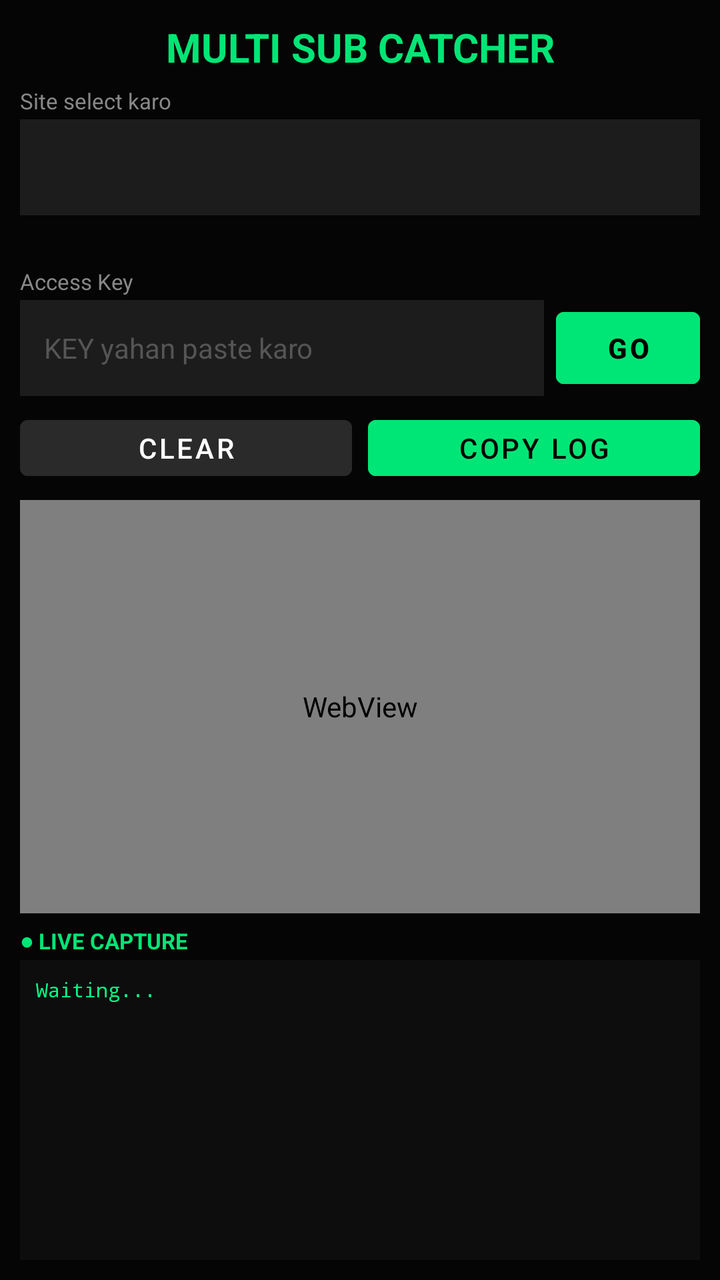
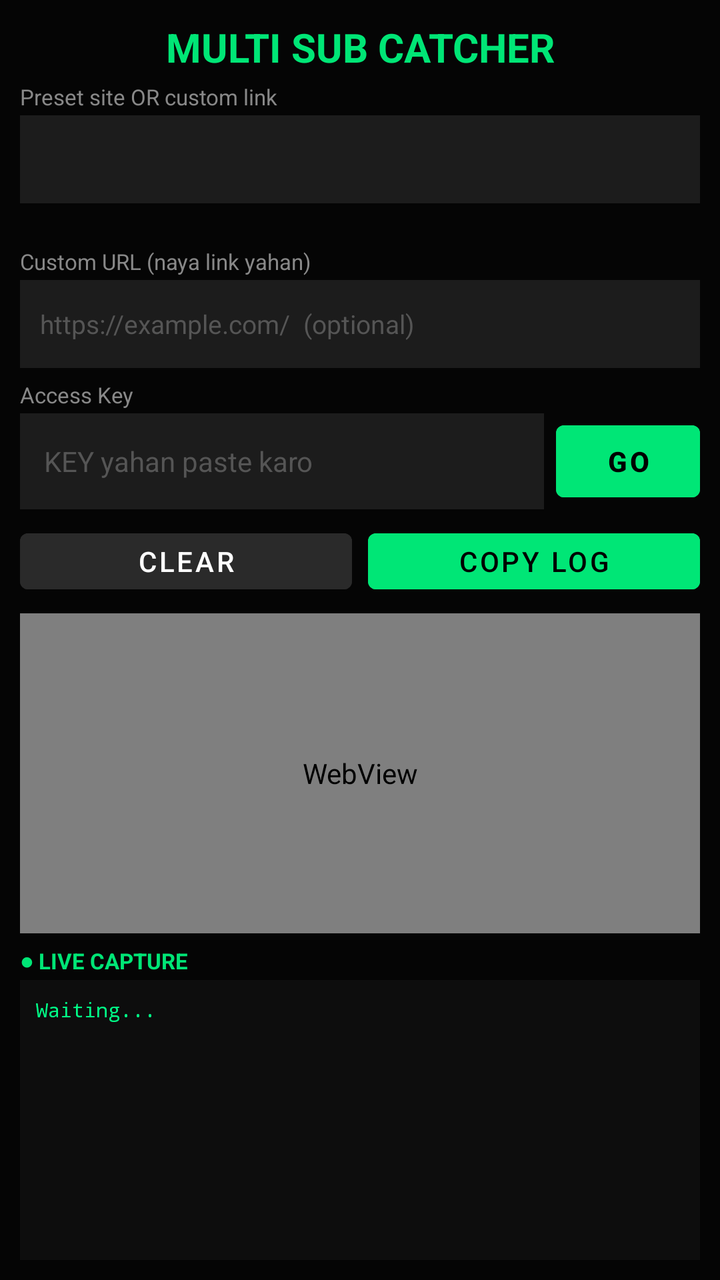

Screens rendered from an Android XML layout before and after an edit, with the pre-edit source and the edit as a unified diff.
<!-- AndroidManifest.xml: application theme Theme.PhantomCatcher -->
<!-- res/layout/activity_main.xml -->
<?xml version="1.0" encoding="utf-8"?>
<LinearLayout xmlns:android="http://schemas.android.com/apk/res/android"
    android:layout_width="match_parent"
    android:layout_height="match_parent"
    android:orientation="vertical"
    android:background="#050505"
    android:padding="10dp">

    <TextView
        android:layout_width="match_parent"
        android:layout_height="wrap_content"
        android:text="MULTI SUB CATCHER"
        android:textColor="#00E676"
        android:textSize="20sp"
        android:textStyle="bold"
        android:gravity="center"
        android:paddingBottom="6dp" />

    <TextView
        android:layout_width="match_parent"
        android:layout_height="wrap_content"
        android:text="Site select karo"
        android:textColor="#888888"
        android:textSize="11sp"
        android:paddingBottom="2dp" />

    <Spinner
        android:id="@+id/spinnerSite"
        android:layout_width="match_parent"
        android:layout_height="48dp"
        android:background="#1C1C1C"
        android:popupBackground="#1C1C1C"
        android:layout_marginBottom="6dp" />

    <TextView
        android:id="@+id/tvSiteUrl"
        android:layout_width="match_parent"
        android:layout_height="wrap_content"
        android:textColor="#666666"
        android:textSize="10sp"
        android:paddingBottom="6dp"
        android:text="" />

    <TextView
        android:layout_width="match_parent"
        android:layout_height="wrap_content"
        android:text="Access Key"
        android:textColor="#888888"
        android:textSize="11sp"
        android:paddingBottom="2dp" />

    <LinearLayout
        android:layout_width="match_parent"
        android:layout_height="wrap_content"
        android:orientation="horizontal"
        android:paddingBottom="6dp">

        <EditText
            android:id="@+id/etKey"
            android:layout_width="0dp"
            android:layout_height="48dp"
            android:layout_weight="1"
            android:hint="KEY yahan paste karo"
            android:textColor="#FFFFFF"
            android:textColorHint="#555555"
            android:background="#1C1C1C"
            android:padding="12dp"
            android:textSize="14sp"
            android:inputType="text"
            android:singleLine="true" />

        <Button
            android:id="@+id/btnLoad"
            android:layout_width="wrap_content"
            android:layout_height="48dp"
            android:text="GO"
            android:textColor="#000000"
            android:textStyle="bold"
            android:backgroundTint="#00E676"
            android:layout_marginStart="6dp"
            android:minWidth="72dp" />
    </LinearLayout>

    <LinearLayout
        android:layout_width="match_parent"
        android:layout_height="wrap_content"
        android:orientation="horizontal"
        android:paddingBottom="6dp">

        <Button
            android:id="@+id/btnClear"
            android:layout_width="0dp"
            android:layout_height="40dp"
            android:layout_weight="1"
            android:text="CLEAR"
            android:textColor="#FFFFFF"
            android:backgroundTint="#2A2A2A"
            android:layout_marginEnd="4dp" />

        <Button
            android:id="@+id/btnCopy"
            android:layout_width="0dp"
            android:layout_height="40dp"
            android:layout_weight="1"
            android:text="COPY LOG"
            android:textColor="#000000"
            android:backgroundTint="#00E676"
            android:layout_marginStart="4dp" />
    </LinearLayout>

    <WebView
        android:id="@+id/webView"
        android:layout_width="match_parent"
        android:layout_height="0dp"
        android:layout_weight="1"
        android:background="#0A0A0A" />

    <TextView
        android:layout_width="match_parent"
        android:layout_height="wrap_content"
        android:text="● LIVE CAPTURE"
        android:textColor="#00E676"
        android:textSize="11sp"
        android:textStyle="bold"
        android:paddingTop="6dp"
        android:paddingBottom="2dp" />

    <ScrollView
        android:layout_width="match_parent"
        android:layout_height="150dp"
        android:background="#0D0D0D"
        android:padding="4dp">

        <TextView
            android:id="@+id/tvLog"
            android:layout_width="match_parent"
            android:layout_height="wrap_content"
            android:textColor="#00FF88"
            android:textSize="10sp"
            android:fontFamily="monospace"
            android:padding="4dp"
            android:text="Waiting...\n" />
    </ScrollView>
</LinearLayout>
<!-- resources referenced by this layout -->
<resources>
  <style name="Theme.PhantomCatcher" parent="Theme.MaterialComponents.DayNight.NoActionBar">
          <item name="colorPrimary">#00E676</item>
          <item name="colorPrimaryVariant">#00C853</item>
          <item name="colorOnPrimary">#000000</item>
          <item name="android:statusBarColor">#0A0A0A</item>
          <item name="android:windowBackground">#0A0A0A</item>
      </style>
</resources>

<!-- the commit's change to res/layout/activity_main.xml (unified diff, before → after) -->
@@ -14,12 +14,12 @@
         android:textSize="20sp"
         android:textStyle="bold"
         android:gravity="center"
-        android:paddingBottom="6dp" />
+        android:paddingBottom="4dp" />
 
     <TextView
         android:layout_width="match_parent"
         android:layout_height="wrap_content"
-        android:text="Site select karo"
+        android:text="Preset site OR custom link"
         android:textColor="#888888"
         android:textSize="11sp"
         android:paddingBottom="2dp" />
@@ -27,10 +27,10 @@
     <Spinner
         android:id="@+id/spinnerSite"
         android:layout_width="match_parent"
-        android:layout_height="48dp"
+        android:layout_height="44dp"
         android:background="#1C1C1C"
         android:popupBackground="#1C1C1C"
-        android:layout_marginBottom="6dp" />
+        android:layout_marginBottom="4dp" />
 
     <TextView
         android:id="@+id/tvSiteUrl"
@@ -38,8 +38,30 @@
         android:layout_height="wrap_content"
         android:textColor="#666666"
         android:textSize="10sp"
-        android:paddingBottom="6dp"
+        android:paddingBottom="4dp"
         android:text="" />
+
+    <TextView
+        android:layout_width="match_parent"
+        android:layout_height="wrap_content"
+        android:text="Custom URL (naya link yahan)"
+        android:textColor="#888888"
+        android:textSize="11sp"
+        android:paddingBottom="2dp" />
+
+    <EditText
+        android:id="@+id/etCustomUrl"
+        android:layout_width="match_parent"
+        android:layout_height="44dp"
+        android:hint="https://example.com/  (optional)"
+        android:textColor="#FFFFFF"
+        android:textColorHint="#555555"
+        android:background="#1C1C1C"
+        android:padding="10dp"
+        android:textSize="13sp"
+        android:inputType="textUri"
+        android:singleLine="true"
+        android:layout_marginBottom="6dp" />
 
     <TextView
         android:layout_width="match_parent"
@@ -127,7 +149,7 @@
 
     <ScrollView
         android:layout_width="match_parent"
-        android:layout_height="150dp"
+        android:layout_height="140dp"
         android:background="#0D0D0D"
         android:padding="4dp">
 
